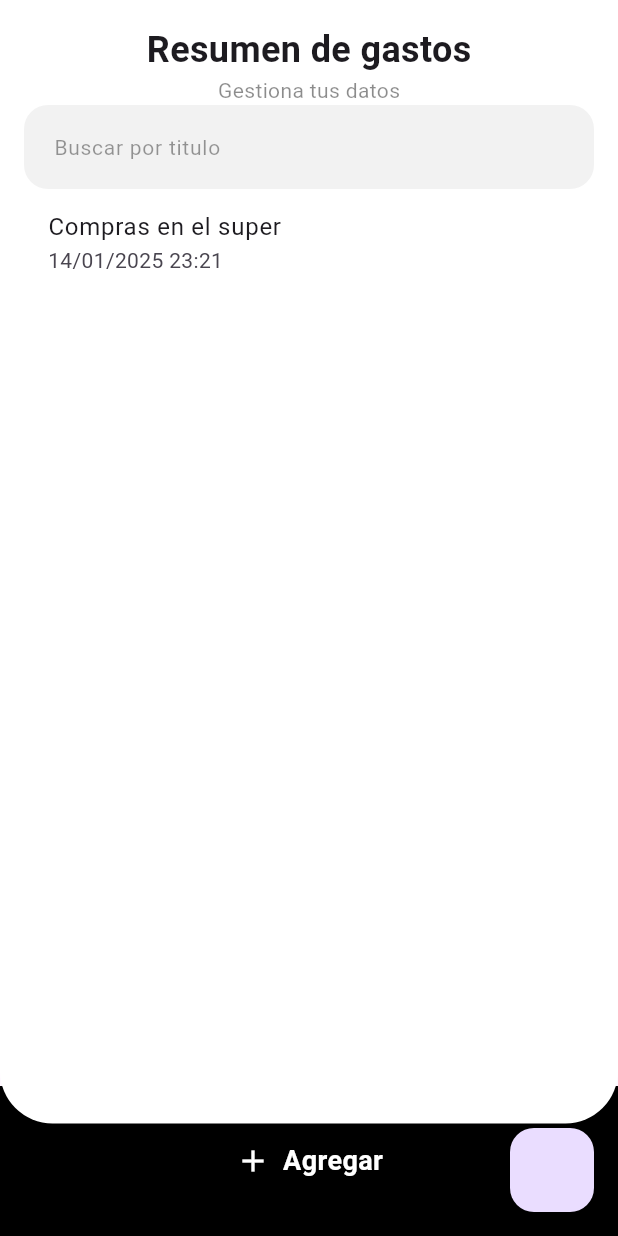
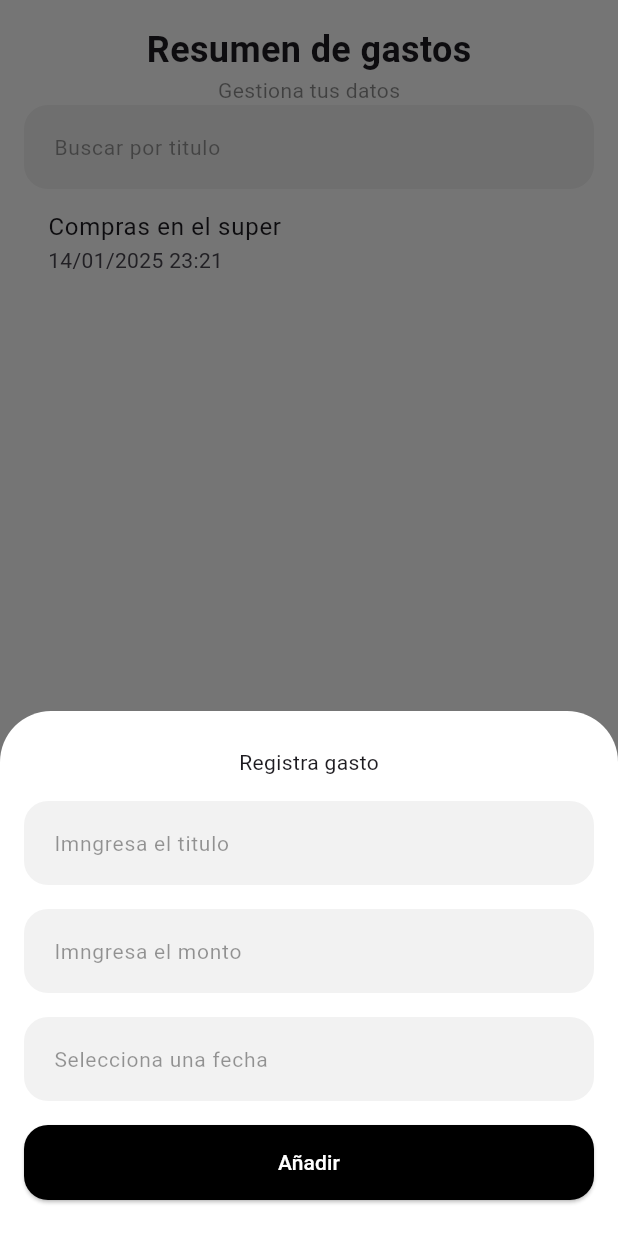
Before and after one commit to dennisqc/Gastos_app, a Flutter app: the screen it shows after launch, after a tap on "Agregar", on a phone screen of 412 x 824 dp. Run offline on Flutter 3.47's test engine with Material 3 defaults, Android fonts, the phone set to English and light mode, and no system bars; our stand-ins replace sqflite; accounts and stored records are empty.

Commit message:
show modal

```diff
--- a/lib/pages/home_page.dart
+++ b/lib/pages/home_page.dart
@@ -33,26 +33,20 @@ class _HomePageState extends State<HomePage> {
     showModalBottomSheet(
         backgroundColor: Colors.transparent,
         context: context,
+        isScrollControlled: true,
         builder: (BuildContext context) {
-          return Container(
-              padding: EdgeInsets.symmetric(vertical: 24, horizontal: 16),
-              decoration: BoxDecoration(
-                  color: Colors.white,
-                  borderRadius: BorderRadius.only(
-                      topLeft: Radius.circular(34),
-                      topRight: Radius.circular(34))),
+          return Padding(
+              padding: EdgeInsets.only(
+                  bottom: MediaQuery.of(context).viewInsets.bottom),
               child: RegisterModal());
         });
   }
 
-  DBAdmin dbAdmin = DBAdmin();
+  // DBAdmin dbAdmin = DBAdmin();
   @override
   Widget build(BuildContext context) {
     return SafeArea(
       child: Scaffold(
-        floatingActionButton: FloatingActionButton(onPressed: () {
-          dbAdmin.obetenerGastos();
-        }),
         // appBar: AppBar(),
         body: Stack(
           children: [
@@ -61,7 +55,8 @@ class _HomePageState extends State<HomePage> {
               children: [
                 InkWell(
                   onTap: () {
-                    dbAdmin.checkDatabase();
+                    showRegisterModel();
+                    // DBAdmin().insrtarGasto();
                     // showRegisterModel();
                   },
                   child: Container(
@@ -117,7 +112,7 @@ class _HomePageState extends State<HomePage> {
                               color: Colors.black45),
                         ),
                         busquedaWidget(),
-                        ListTile(
+                        const ListTile(
                           title: Text("Compras en el super"),
                           subtitle: Text("14/01/2025 23:21"),
                         )
--- a/lib/widget/field_model_widget.dart
+++ b/lib/widget/field_model_widget.dart
@@ -7,16 +7,21 @@ class FieldModelWidget extends StatelessWidget {
   String hint;
   TextEditingController controller;
   bool isNumberKeyBoard;
+  bool isDatePicker;
+  VoidCallback? funcion;
   FieldModelWidget(
       {required this.hint,
       required this.controller,
-      this.isNumberKeyBoard = false});
+      this.isNumberKeyBoard = false,
+      this.isDatePicker = false,this.funcion});
 
   @override
   Widget build(BuildContext context) {
     return Padding(
       padding: const EdgeInsets.only(bottom: 16.0),
       child: TextField(
+        onTap: funcion,
+        readOnly:isDatePicker ,
         controller: controller,
         decoration: InputDecoration(
           hintText: hint,
--- a/lib/widget/register_modal.dart
+++ b/lib/widget/register_modal.dart
@@ -12,7 +12,7 @@ class _RegisterModalState extends State<RegisterModal> {
   TextEditingController _productController = TextEditingController();
   TextEditingController _priceController = TextEditingController();
   TextEditingController _typeController = TextEditingController();
-
+  TextEditingController _dateController = TextEditingController();
   _buildButtonApp() {
     return SizedBox(
         width: double.infinity,
@@ -32,7 +32,13 @@ class _RegisterModalState extends State<RegisterModal> {
 
   @override
   Widget build(BuildContext context) {
-    return Column(
+    return Container(
+      padding: EdgeInsets.symmetric(vertical: 24, horizontal: 16),
+      decoration: BoxDecoration(
+          color: Colors.white,
+          borderRadius: BorderRadius.only(
+              topLeft: Radius.circular(34), topRight: Radius.circular(34))),
+      child: Column(
         mainAxisSize: MainAxisSize.min,
         children: [
           Text(
@@ -48,9 +54,17 @@ class _RegisterModalState extends State<RegisterModal> {
             controller: _priceController,
             isNumberKeyBoard: true,
           ),
-        FieldModelWidget(hint: "Imngresa el tipo", controller: _typeController),
+          FieldModelWidget(
+            hint: "Selecciona una fecha",
+            controller: _dateController,
+            isDatePicker: true,
+            funcion: () {
+              print("es una fehca");
+            },
+          ),
           _buildButtonApp()
         ],
+      ),
     );
   }
 }
```
Also changed, not shown: lib/db/db_admin.dart (+28 -6 lines). Lines whose indentation alone changed are shown as unchanged.
